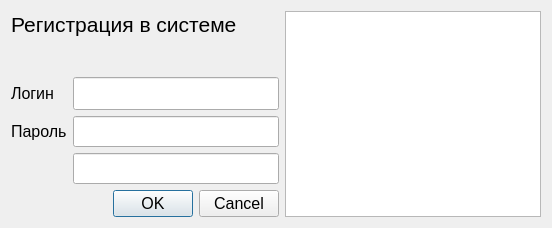
The window that forms_journal/loginDlg.ui (AlexanderSokolov69/Journal310) describes before a commit, drawn with Qt 5.
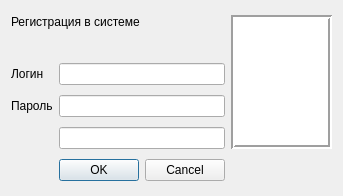
The same window after the commit.

What changed in the file:
```diff
--- a/forms_journal/loginDlg.ui
+++ b/forms_journal/loginDlg.ui
@@ -12,8 +12,8 @@
    <rect>
     <x>0</x>
     <y>0</y>
-    <width>552</width>
-    <height>228</height>
+    <width>343</width>
+    <height>196</height>
    </rect>
   </property>
   <property name="sizePolicy">
@@ -22,11 +22,6 @@
     <verstretch>0</verstretch>
    </sizepolicy>
   </property>
-  <property name="font">
-   <font>
-    <pointsize>12</pointsize>
-   </font>
-  </property>
   <property name="windowTitle">
    <string>IT-куб.Журналы</string>
   </property>
@@ -34,21 +29,47 @@
    <bool>false</bool>
   </property>
   <layout class="QGridLayout" name="gridLayout">
-   <item row="5" column="1">
-    <widget class="QDialogButtonBox" name="buttonBox">
-     <property name="font">
-      <font>
-       <pointsize>12</pointsize>
-      </font>
+   <item row="0" column="0" colspan="2">
+    <widget class="QLabel" name="label">
+     <property name="sizePolicy">
+      <sizepolicy hsizetype="Preferred" vsizetype="Fixed">
+       <horstretch>0</horstretch>
+       <verstretch>0</verstretch>
+      </sizepolicy>
+     </property>
+     <property name="styleSheet">
+      <string notr="true">font: 12pt &quot;MS Shell Dlg 2&quot;;</string>
+     </property>
+     <property name="text">
+      <string>Регистрация в системе</string>
+     </property>
+     <property name="wordWrap">
+      <bool>true</bool>
+     </property>
+    </widget>
+   </item>
+   <item row="0" column="2" rowspan="5">
+    <widget class="QGraphicsView" name="graphicsView">
+     <property name="sizePolicy">
+      <sizepolicy hsizetype="Preferred" vsizetype="Preferred">
+       <horstretch>0</horstretch>
+       <verstretch>0</verstretch>
+      </sizepolicy>
+     </property>
+     <property name="maximumSize">
+      <size>
+       <width>120</width>
+       <height>16777215</height>
+      </size>
      </property>
      <property name="focusPolicy">
-      <enum>Qt::TabFocus</enum>
+      <enum>Qt::NoFocus</enum>
      </property>
-     <property name="orientation">
-      <enum>Qt::Horizontal</enum>
+     <property name="frameShape">
+      <enum>QFrame::Box</enum>
      </property>
-     <property name="standardButtons">
-      <set>QDialogButtonBox::Cancel|QDialogButtonBox::Ok</set>
+     <property name="lineWidth">
+      <number>2</number>
      </property>
     </widget>
    </item>
@@ -59,6 +80,13 @@
      </property>
     </widget>
    </item>
+   <item row="2" column="1">
+    <widget class="QLineEdit" name="login">
+     <property name="focusPolicy">
+      <enum>Qt::StrongFocus</enum>
+     </property>
+    </widget>
+   </item>
    <item row="3" column="0">
     <widget class="QLabel" name="label_2">
      <property name="text">
@@ -66,25 +94,28 @@
      </property>
     </widget>
    </item>
-   <item row="2" column="1">
-    <widget class="QLineEdit" name="login">
-     <property name="font">
-      <font>
-       <pointsize>16</pointsize>
-      </font>
+   <item row="4" column="1">
+    <widget class="QLineEdit" name="passwd2">
+     <property name="echoMode">
+      <enum>QLineEdit::Password</enum>
      </property>
+    </widget>
+   </item>
+   <item row="6" column="1">
+    <widget class="QDialogButtonBox" name="buttonBox">
      <property name="focusPolicy">
-      <enum>Qt::StrongFocus</enum>
+      <enum>Qt::TabFocus</enum>
+     </property>
+     <property name="orientation">
+      <enum>Qt::Horizontal</enum>
+     </property>
+     <property name="standardButtons">
+      <set>QDialogButtonBox::Cancel|QDialogButtonBox::Ok</set>
      </property>
     </widget>
    </item>
    <item row="3" column="1">
     <widget class="QLineEdit" name="passwd">
-     <property name="font">
-      <font>
-       <pointsize>14</pointsize>
-      </font>
-     </property>
      <property name="focusPolicy">
       <enum>Qt::StrongFocus</enum>
      </property>
@@ -93,51 +124,19 @@
      </property>
     </widget>
    </item>
-   <item row="0" column="2" rowspan="6">
-    <widget class="QGraphicsView" name="graphicsView">
-     <property name="focusPolicy">
-      <enum>Qt::NoFocus</enum>
-     </property>
-    </widget>
-   </item>
-   <item row="1" column="1">
+   <item row="1" column="0" colspan="2">
     <widget class="QLabel" name="label_err">
+     <property name="sizePolicy">
+      <sizepolicy hsizetype="Preferred" vsizetype="Fixed">
+       <horstretch>0</horstretch>
+       <verstretch>0</verstretch>
+      </sizepolicy>
+     </property>
      <property name="text">
       <string/>
      </property>
     </widget>
    </item>
-   <item row="4" column="1">
-    <widget class="QLineEdit" name="passwd2">
-     <property name="font">
-      <font>
-       <pointsize>14</pointsize>
-      </font>
-     </property>
-     <property name="echoMode">
-      <enum>QLineEdit::Password</enum>
-     </property>
-    </widget>
-   </item>
-   <item row="0" column="0" colspan="2">
-    <widget class="QLabel" name="label">
-     <property name="font">
-      <font>
-       <family>Segoe UI</family>
-       <pointsize>16</pointsize>
-       <weight>50</weight>
-       <italic>false</italic>
-       <bold>false</bold>
-      </font>
-     </property>
-     <property name="text">
-      <string>Регистрация в системе</string>
-     </property>
-     <property name="wordWrap">
-      <bool>true</bool>
-     </property>
-    </widget>
-   </item>
   </layout>
  </widget>
  <tabstops>
```
Left out of the diff: 1 changed line with no effect on the pictures.
